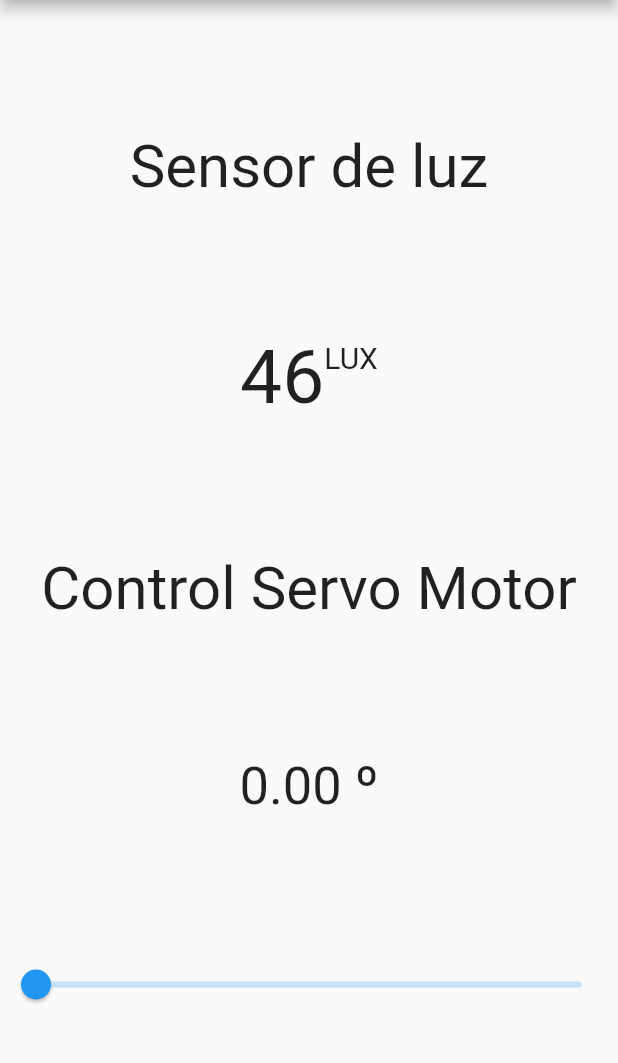
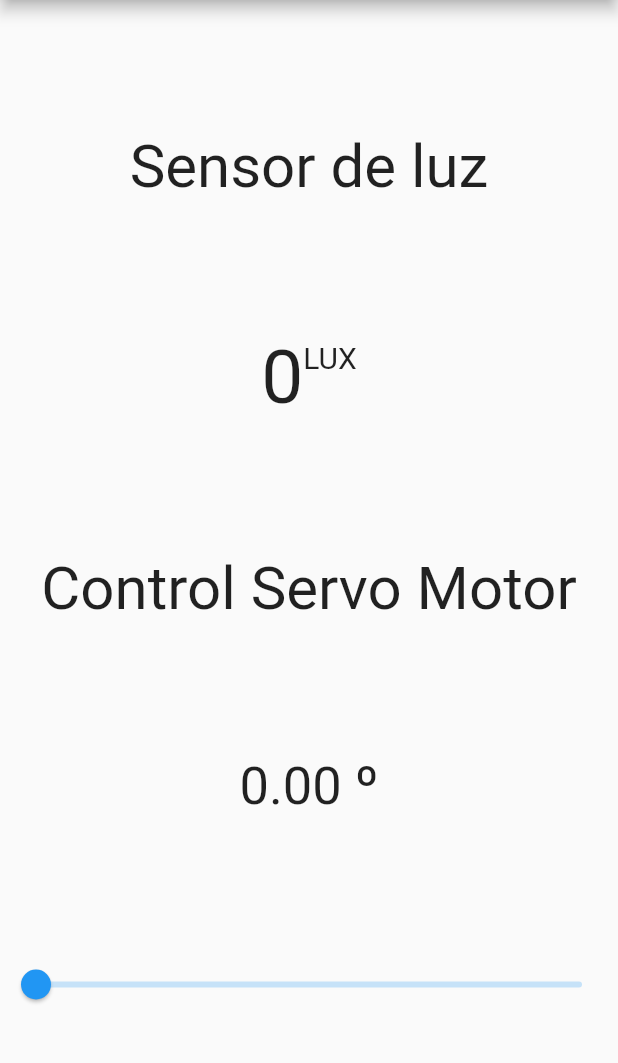
Before and after one commit to WilliBobadilla/flutterArduinoBT, a Flutter app: the screen it shows after launch, on a phone screen of 412 x 824 dp, the part 84-1147 px from its top. Run offline on Flutter 3.47's test engine with Material 2 defaults, Android fonts, the phone set to English and light mode, and no system bars; our stand-ins replace flutter_bluetooth_serial, get.

Commit message:
uploading the conection with the bt and ui

```diff
--- a/lib/app/modules/conexionbt/controllers/conexionbt_controller.dart
+++ b/lib/app/modules/conexionbt/controllers/conexionbt_controller.dart
@@ -124,7 +124,6 @@ class ConexionbtController extends GetxController {
             //homeController.cleanInput(); // clean data before read something new
             String datos = ascii.decode(data).toString();
             print("datos: " + datos);
-            //homeController.readedDataText.value = "";
             receiveDataToDecode(datos); //vamos a decodificar los datos
           });
         }).catchError((error) {
@@ -187,6 +186,7 @@ class ConexionbtController extends GetxController {
           .replaceAll("#", "")
           .replaceAll("*", ""); //limpiamos el dato y sacamos el # y *
       print("finalmente recibido es: " + received);
+      homeController.sensor.value = received;
       received = ""; //clean the data
 
     }
--- a/lib/app/modules/home/controllers/home_controller.dart
+++ b/lib/app/modules/home/controllers/home_controller.dart
@@ -1,7 +1,10 @@
+import 'package:flutter_arduino_b_t/app/modules/conexionbt/controllers/conexionbt_controller.dart';
 import 'package:get/get.dart';
 
 class HomeController extends GetxController {
+  ConexionbtController conexionbtController;
   var valorSlider = 0.0.obs;
+  var sensor = "0".obs;
   @override
   void onInit() {
     super.onInit();
@@ -9,6 +12,7 @@ class HomeController extends GetxController {
 
   @override
   void onReady() {
+    conexionbtController = Get.find<ConexionbtController>();
     super.onReady();
   }
 
--- a/lib/app/modules/home/views/home_view.dart
+++ b/lib/app/modules/home/views/home_view.dart
@@ -31,10 +31,12 @@ class HomeView extends GetView<HomeController> {
             Row(
               mainAxisAlignment: MainAxisAlignment.center,
               children: [
-                Text(
-                  "46",
-                  style: TextStyle(
-                    fontSize: 50.0,
+                Obx(
+                  () => Text(
+                    controller.sensor.value,
+                    style: TextStyle(
+                      fontSize: 50.0,
+                    ),
                   ),
                 ),
                 Container(
@@ -74,6 +76,8 @@ class HomeView extends GetView<HomeController> {
                 onChangeEnd: (value) {
                   //Enviar
                   print(value);
+                  controller.conexionbtController
+                      .sendMessageToBluetooth(value.toString());
                 },
               ),
             ),
```
